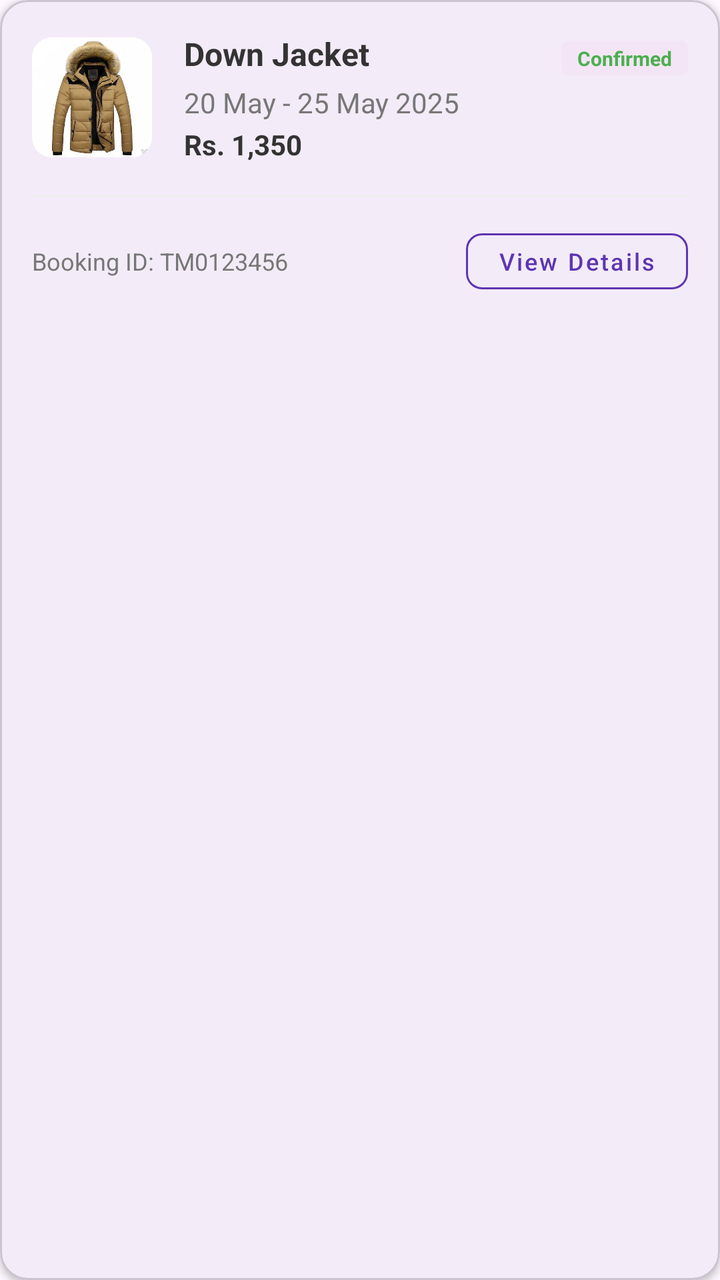
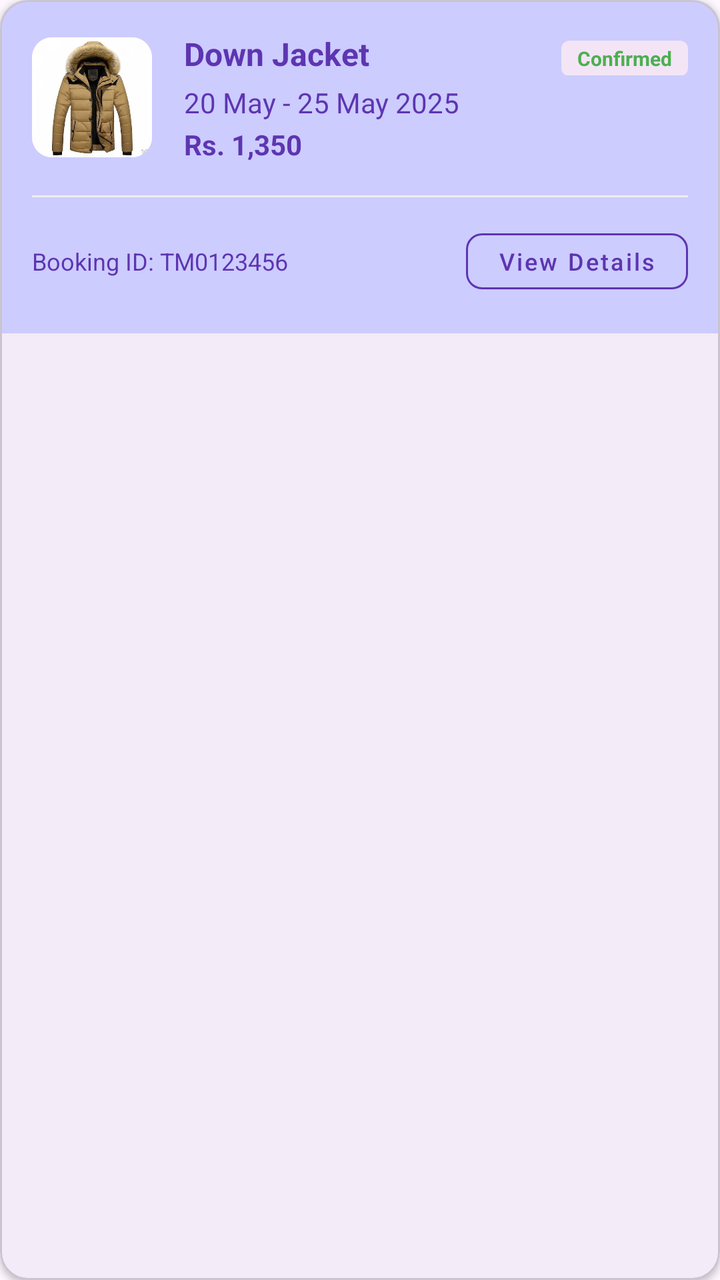

Two renders of the same Android screen: before a commit and after it. Below are the layout's source before the change and the commit's diff.
<!-- AndroidManifest.xml: application theme Theme.TrekMateNepal -->
<!-- res/layout/item_booking_list.xml -->
<?xml version="1.0" encoding="utf-8"?>
<com.google.android.material.card.MaterialCardView xmlns:android="http://schemas.android.com/apk/res/android"
    xmlns:app="http://schemas.android.com/apk/res-auto"
    android:layout_width="match_parent"
    android:layout_height="wrap_content"
    android:layout_marginBottom="16dp"
    app:cardCornerRadius="14dp"
    app:cardElevation="2dp">

    <LinearLayout
        android:layout_width="match_parent"
        android:layout_height="wrap_content"
        android:orientation="vertical"
        android:padding="16dp">

        <LinearLayout
            android:layout_width="match_parent"
            android:layout_height="wrap_content"
            android:gravity="center_vertical"
            android:orientation="horizontal">

            <androidx.cardview.widget.CardView
                android:layout_width="60dp"
                android:layout_height="60dp"
                app:cardCornerRadius="10dp"
                app:cardElevation="0dp">

                <ImageView
                    android:id="@+id/imgGear"
                    android:layout_width="match_parent"
                    android:layout_height="match_parent"
                    android:scaleType="centerCrop"
                    android:src="@drawable/jacket" />
            </androidx.cardview.widget.CardView>

            <LinearLayout
                android:layout_width="0dp"
                android:layout_height="wrap_content"
                android:layout_marginStart="16dp"
                android:layout_weight="1"
                android:orientation="vertical">

                <LinearLayout
                    android:layout_width="match_parent"
                    android:layout_height="wrap_content"
                    android:orientation="horizontal">
                    <TextView
                        android:id="@+id/txtGearName"
                        android:layout_width="0dp"
                        android:layout_height="wrap_content"
                        android:layout_weight="1"
                        android:text="Down Jacket"
                        android:textColor="#333333"
                        android:textSize="16sp"
                        android:textStyle="bold" />
                    <TextView
                        android:id="@+id/txtStatus"
                        android:layout_width="wrap_content"
                        android:layout_height="wrap_content"
                        android:background="@drawable/bg_available_tag"
                        android:paddingHorizontal="8dp"
                        android:paddingVertical="2dp"
                        android:text="Confirmed"
                        android:textColor="#4CAF50"
                        android:textSize="10sp"
                        android:textStyle="bold" />
                </LinearLayout>

                <TextView
                    android:id="@+id/txtBookingDates"
                    android:layout_width="wrap_content"
                    android:layout_height="wrap_content"
                    android:layout_marginTop="4dp"
                    android:text="20 May - 25 May 2025"
                    android:textColor="#777777"
                    android:textSize="14sp" />

                <TextView
                    android:id="@+id/txtAmount"
                    android:layout_width="wrap_content"
                    android:layout_height="wrap_content"
                    android:layout_marginTop="2dp"
                    android:text="Rs. 1,350"
                    android:textColor="#333333"
                    android:textSize="14sp"
                    android:textStyle="bold" />
            </LinearLayout>

        </LinearLayout>

        <View
            android:layout_width="match_parent"
            android:layout_height="1dp"
            android:layout_marginTop="16dp"
            android:background="#EEEEEE" />

        <LinearLayout
            android:layout_width="match_parent"
            android:layout_height="wrap_content"
            android:layout_marginTop="12dp"
            android:gravity="center_vertical"
            android:orientation="horizontal">

            <TextView
                android:id="@+id/txtBookingId"
                android:layout_width="0dp"
                android:layout_height="wrap_content"
                android:layout_weight="1"
                android:text="Booking ID: TM0123456"
                android:textColor="#777777"
                android:textSize="12sp" />

            <Button
                android:id="@+id/btnViewDetails"
                style="@style/Widget.MaterialComponents.Button.OutlinedButton"
                android:layout_width="wrap_content"
                android:layout_height="40dp"
                android:text="View Details"
                android:textAllCaps="false"
                android:textColor="#5E35B1"
                android:textSize="12sp"
                app:cornerRadius="8dp"
                app:strokeColor="#5E35B1" />

        </LinearLayout>

    </LinearLayout>

</com.google.android.material.card.MaterialCardView>
<!-- resources referenced by this layout -->
<resources>
  <!-- drawable bg_available_tag (drawable) -->
  <?xml version="1.0" encoding="utf-8"?>
  <shape xmlns:android="http://schemas.android.com/apk/res/android">
      <solid android:color="#F3E5F5" />
      <corners android:radius="4dp" />
  </shape>
  <!-- drawable jacket: jpg bitmap (drawable, 20760 bytes) -->
  <style name="Theme.TrekMateNepal" parent="Base.Theme.TrekMateNepal" />
  <style name="Base.Theme.TrekMateNepal" parent="Theme.Material3.DayNight.NoActionBar">
          
          
      </style>
</resources>

<!-- the commit's change to res/layout/item_booking_list.xml (unified diff, before → after) -->
@@ -10,6 +10,7 @@
     <LinearLayout
         android:layout_width="match_parent"
         android:layout_height="wrap_content"
+        android:background="@color/lightpurple"
         android:orientation="vertical"
         android:padding="16dp">
 
@@ -50,7 +51,7 @@
                         android:layout_height="wrap_content"
                         android:layout_weight="1"
                         android:text="Down Jacket"
-                        android:textColor="#333333"
+                        android:textColor="@color/purple_primary"
                         android:textSize="16sp"
                         android:textStyle="bold" />
                     <TextView
@@ -72,7 +73,7 @@
                     android:layout_height="wrap_content"
                     android:layout_marginTop="4dp"
                     android:text="20 May - 25 May 2025"
-                    android:textColor="#777777"
+                    android:textColor="@color/purple_primary"
                     android:textSize="14sp" />
 
                 <TextView
@@ -81,7 +82,7 @@
                     android:layout_height="wrap_content"
                     android:layout_marginTop="2dp"
                     android:text="Rs. 1,350"
-                    android:textColor="#333333"
+                    android:textColor="@color/purple_primary"
                     android:textSize="14sp"
                     android:textStyle="bold" />
             </LinearLayout>
@@ -107,7 +108,7 @@
                 android:layout_height="wrap_content"
                 android:layout_weight="1"
                 android:text="Booking ID: TM0123456"
-                android:textColor="#777777"
+                android:textColor="@color/purple_primary"
                 android:textSize="12sp" />
 
             <Button
@@ -117,7 +118,7 @@
                 android:layout_height="40dp"
                 android:text="View Details"
                 android:textAllCaps="false"
-                android:textColor="#5E35B1"
+                android:textColor="@color/purple_primary"
                 android:textSize="12sp"
                 app:cornerRadius="8dp"
                 app:strokeColor="#5E35B1" />
<!-- resource entries referenced after the edit -->
@@ -1,5 +1,7 @@
 <!-- resources referenced by this layout -->
 <resources>
+  <color name="lightpurple">#CCCCFF</color>
+  <color name="purple_primary">#5E35B1</color>
   <!-- drawable bg_available_tag (drawable) -->
   <?xml version="1.0" encoding="utf-8"?>
   <shape xmlns:android="http://schemas.android.com/apk/res/android">
